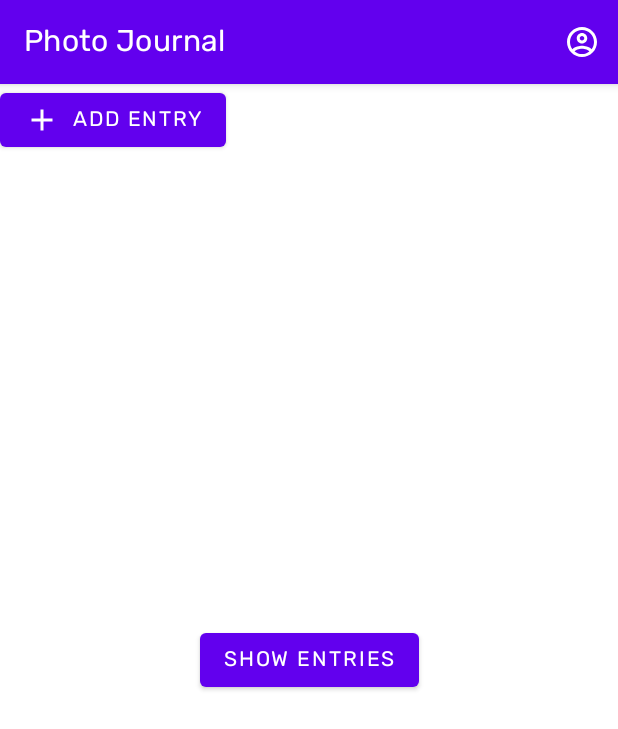
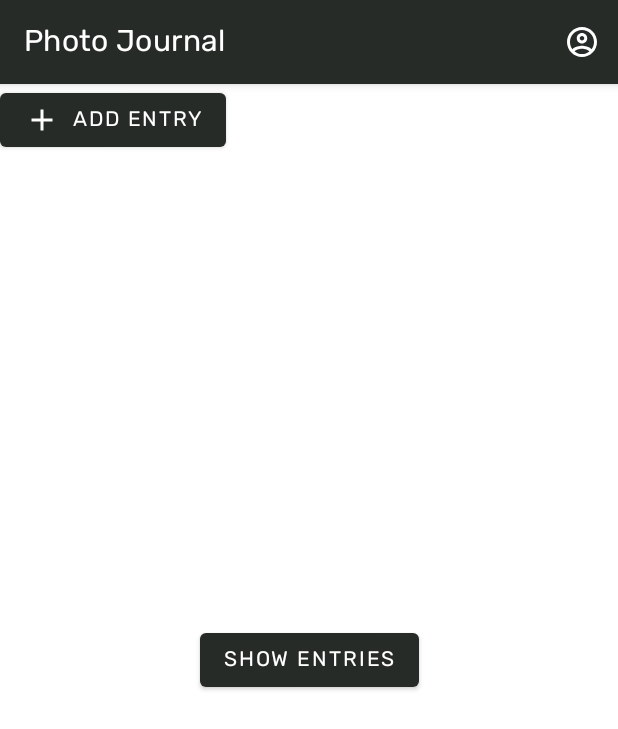
Before and after one commit to blubberbu/photo-journal-android, an Android app: the screen it shows after launch (MainActivity), on a phone screen of 412 x 824 dp. Shown: the top 729 px of the screen. Run offline under Robolectric (Android 15) with nearby library versions, the phone set to English and light mode, and no system bars; Roboto replaces fonts that are not available here.

Commit message:
Change colors

```diff
--- a/app/src/main/res/values-night/themes.xml
+++ b/app/src/main/res/values-night/themes.xml
@@ -2,12 +2,12 @@
     <!-- Base application theme. -->
     <style name="Theme.Photojournalandroid" parent="Theme.MaterialComponents.DayNight.DarkActionBar">
         <!-- Primary brand color. -->
-        <item name="colorPrimary">@color/purple_200</item>
-        <item name="colorPrimaryVariant">@color/purple_700</item>
+        <item name="colorPrimary">@color/green</item>
+        <item name="colorPrimaryVariant">@color/dark_green_alt</item>
         <item name="colorOnPrimary">@color/black</item>
         <!-- Secondary brand color. -->
-        <item name="colorSecondary">@color/teal_200</item>
-        <item name="colorSecondaryVariant">@color/teal_200</item>
+        <item name="colorSecondary">@color/light_green</item>
+        <item name="colorSecondaryVariant">@color/light_green</item>
         <item name="colorOnSecondary">@color/black</item>
         <!-- Status bar color. -->
         <item name="android:statusBarColor" tools:targetApi="l">?attr/colorPrimaryVariant</item>
--- a/app/src/main/res/values/colors.xml
+++ b/app/src/main/res/values/colors.xml
@@ -1,10 +1,10 @@
 <?xml version="1.0" encoding="utf-8"?>
 <resources>
-    <color name="purple_200">#FFBB86FC</color>
-    <color name="purple_500">#FF6200EE</color>
-    <color name="purple_700">#FF3700B3</color>
-    <color name="teal_200">#FF03DAC5</color>
-    <color name="teal_700">#FF018786</color>
+    <color name="green">#688D86</color>
+    <color name="dark_green">#272B27</color>
+    <color name="dark_green_alt">#303630</color>
+    <color name="light_green">#B9CAC7</color>
+    <color name="light_green_alt">#A1BAB6</color>
     <color name="black">#FF000000</color>
     <color name="white">#FFFFFFFF</color>
 </resources>
--- a/app/src/main/res/values/themes.xml
+++ b/app/src/main/res/values/themes.xml
@@ -2,12 +2,12 @@
     <!-- Base application theme. -->
     <style name="Theme.Photojournalandroid" parent="Theme.MaterialComponents.DayNight.DarkActionBar">
         <!-- Primary brand color. -->
-        <item name="colorPrimary">@color/purple_500</item>
-        <item name="colorPrimaryVariant">@color/purple_700</item>
+        <item name="colorPrimary">@color/dark_green</item>
+        <item name="colorPrimaryVariant">@color/dark_green_alt</item>
         <item name="colorOnPrimary">@color/white</item>
         <!-- Secondary brand color. -->
-        <item name="colorSecondary">@color/teal_200</item>
-        <item name="colorSecondaryVariant">@color/teal_700</item>
+        <item name="colorSecondary">@color/light_green</item>
+        <item name="colorSecondaryVariant">@color/light_green_alt</item>
         <item name="colorOnSecondary">@color/black</item>
         <!-- Status bar color. -->
         <item name="android:statusBarColor" tools:targetApi="l">?attr/colorPrimaryVariant</item>
```
